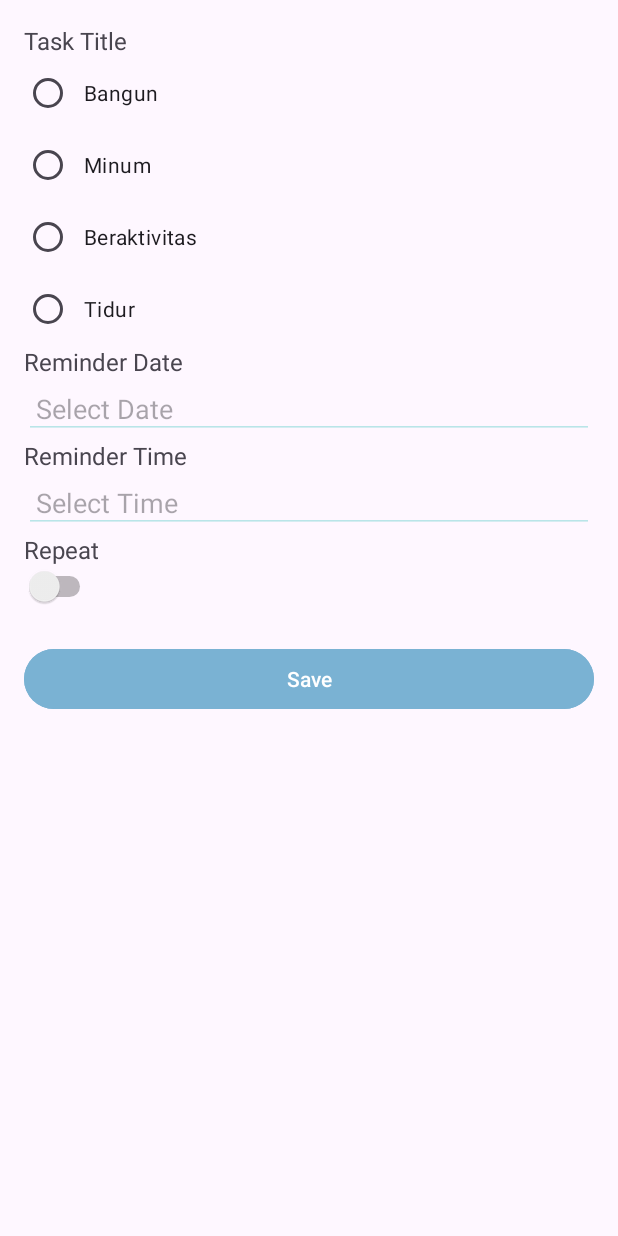
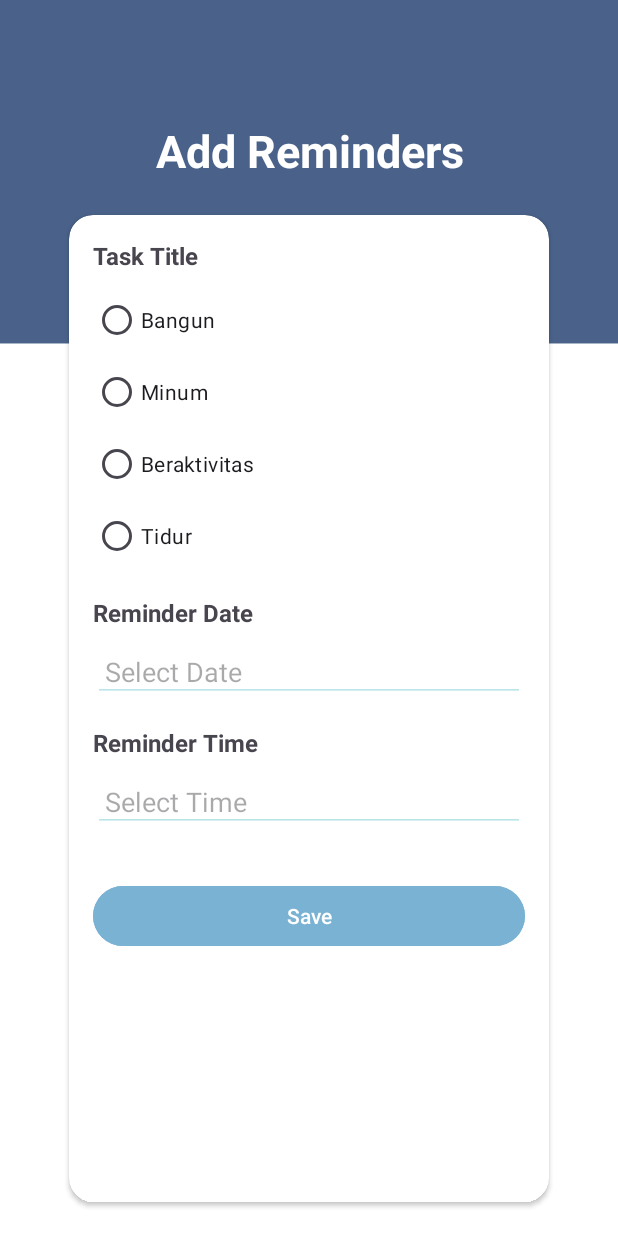
Before and after one commit to adyutaa/SeeHeart, an Android app built with Jetpack Compose: the ReminderActivity screen opened directly, with no data from a screen before it, after a tap on "Add Reminder", on a phone screen of 412 x 824 dp. Run offline under Robolectric (Android 15) with nearby library versions, the phone set to English and light mode, and no system bars; Roboto replaces fonts that are not available here.

Commit message:
alarm reminder be fe done

```diff
--- a/app/src/main/java/com/marshielo/seeheart/ReminderActivity.kt
+++ b/app/src/main/java/com/marshielo/seeheart/ReminderActivity.kt
@@ -3,6 +3,7 @@ package com.marshielo.seeheart
 import android.content.Intent
 import android.content.SharedPreferences
 import android.os.Bundle
+import android.widget.Button
 import android.widget.Toast
 import androidx.appcompat.app.AppCompatActivity
 import androidx.recyclerview.widget.LinearLayoutManager
@@ -10,7 +11,6 @@ import androidx.recyclerview.widget.RecyclerView
 import com.google.android.material.floatingactionbutton.FloatingActionButton
 import com.google.gson.Gson
 import com.google.gson.reflect.TypeToken
-
 
 class ReminderActivity : AppCompatActivity() {
 
@@ -21,21 +21,39 @@ class ReminderActivity : AppCompatActivity() {
         super.onCreate(savedInstanceState)
         setContentView(R.layout.activity_reminder)
 
-        // Initialize RecyclerView
+        // Inisialisasi RecyclerView
         val recyclerView = findViewById<RecyclerView>(R.id.recyclerViewReminder)
-        reminderAdapter = ReminderAdapter(reminderList) { reminder ->
-            // Mark reminder as complete
-            reminderList.remove(reminder)
-            reminderAdapter.notifyDataSetChanged()
+
+        // Inisialisasi adapter dengan callback
+        reminderAdapter = ReminderAdapter(reminderList, { reminder ->
+            // Callback untuk menandai reminder selesai
+            Toast.makeText(this, "${reminder.description} completed", Toast.LENGTH_SHORT).show()
+        }, {
+            // Callback untuk menyimpan reminders
             saveReminders()
-        }
+        })
+
         recyclerView.adapter = reminderAdapter
         recyclerView.layoutManager = LinearLayoutManager(this)
 
-        // Load initial data
+
+
+        // Load data dari SharedPreferences
         loadReminders()
 
-        // Add new reminder
+        // Tombol Clear Completed
+        findViewById<Button>(R.id.btnClearCompleted).setOnClickListener {
+            // Hapus semua reminder yang sudah selesai
+            reminderList.removeAll { it.isCompleted }
+
+            // Perbarui RecyclerView
+            reminderAdapter.notifyDataSetChanged()
+
+            // Simpan perubahan ke SharedPreferences
+            saveReminders()
+        }
+
+        // Floating Action Button untuk menambah reminder
         findViewById<FloatingActionButton>(R.id.fabAddReminder).setOnClickListener {
             val intent = Intent(this, AddReminderActivity::class.java)
             startActivity(intent)
@@ -49,17 +67,23 @@ class ReminderActivity : AppCompatActivity() {
         val taskTitle = intent.getStringExtra("taskTitle")
         val date = intent.getStringExtra("date")
         val time = intent.getStringExtra("time")
-        val isRepeat = intent.getBooleanExtra("isRepeat", false)
+        val iconRes = intent.getIntExtra("iconRes", R.drawable.ic_add) // Default to ic_add if not found
+
+        // Debugging: Print received values
+        println("Received Task Title: $taskTitle")
+        println("Received Date: $date")
+        println("Received Time: $time")
+        println("Received Icon Resource: $iconRes")
 
         // Only add if data is valid and not empty
         if (!taskTitle.isNullOrEmpty() && !date.isNullOrEmpty() && !time.isNullOrEmpty()) {
-            val newReminder = ReminderItem(R.drawable.ic_add, "$taskTitle\n$date\n$time")
+            val newReminder = ReminderItem(iconRes, "$taskTitle\n$date\n$time")
 
             // Check if reminder already exists to avoid duplicates
             if (!reminderList.contains(newReminder)) {
                 reminderList.add(newReminder)
                 reminderAdapter.notifyDataSetChanged()
-                saveReminders()  // Save reminders to SharedPreferences after adding new one
+                saveReminders() // Save reminders to SharedPreferences after adding new one
             } else {
                 Toast.makeText(this, "Reminder already exists!", Toast.LENGTH_SHORT).show()
             }
@@ -68,10 +92,11 @@ class ReminderActivity : AppCompatActivity() {
             intent.removeExtra("taskTitle")
             intent.removeExtra("date")
             intent.removeExtra("time")
-            intent.removeExtra("isRepeat")
+            intent.removeExtra("iconRes")
         }
     }
 
+    // Fungsi untuk memuat data dari SharedPreferences
     private fun loadReminders() {
         val sharedPreferences: SharedPreferences = getSharedPreferences("Reminders", MODE_PRIVATE)
         val gson = Gson()
@@ -80,12 +105,14 @@ class ReminderActivity : AppCompatActivity() {
         if (json != null) {
             val type = object : TypeToken<List<ReminderItem>>() {}.type
             val savedReminders: List<ReminderItem> = gson.fromJson(json, type)
-            reminderList.addAll(savedReminders)
+            reminderList.clear() // Bersihkan list sebelumnya
+            reminderList.addAll(savedReminders) // Tambahkan list yang disimpan
         }
 
         reminderAdapter.notifyDataSetChanged()
     }
 
+    // Fungsi untuk menyimpan data ke SharedPreferences
     private fun saveReminders() {
         val sharedPreferences: SharedPreferences = getSharedPreferences("Reminders", MODE_PRIVATE)
         val editor = sharedPreferences.edit()
--- a/app/src/main/java/com/marshielo/seeheart/ReminderItem.kt
+++ b/app/src/main/java/com/marshielo/seeheart/ReminderItem.kt
@@ -3,6 +3,7 @@ package com.marshielo.seeheart
 data class ReminderItem(
     val iconResId: Int,
     val description: String,
+    var isCompleted: Boolean = false // Status selesai (default: false)
 ) {
     override fun equals(other: Any?): Boolean {
         return if (other is ReminderItem) {
--- a/app/src/main/res/layout/activity_add_reminder.xml
+++ b/app/src/main/res/layout/activity_add_reminder.xml
@@ -4,56 +4,85 @@
     xmlns:tools="http://schemas.android.com/tools"
     android:layout_width="match_parent"
     android:layout_height="match_parent"
-    android:padding="16dp"
+    android:background="@drawable/backgroundaddreminder"
     tools:context=".AddReminderActivity">
 
-    <!-- Task Title Radio Group -->
+    <!-- Title -->
+
+    <!-- CardView for content -->
+
+    <TextView
+        android:id="@+id/tvTitle"
+        android:layout_width="wrap_content"
+        android:layout_height="wrap_content"
+        android:layout_marginTop="80dp"
+        android:text="Add Reminders"
+        android:textColor="@android:color/white"
+        android:textSize="30sp"
+        android:textStyle="bold"
+        app:layout_constraintEnd_toEndOf="parent"
+        app:layout_constraintHorizontal_bias="0.502"
+        app:layout_constraintStart_toStartOf="parent"
+        app:layout_constraintTop_toTopOf="parent" />
+
+    <androidx.cardview.widget.CardView
+        android:layout_width="320dp"
+        android:layout_height="wrap_content"
+        android:layout_margin="16dp"
+        android:backgroundTint="@android:color/white"
+        app:cardCornerRadius="16dp"
+        app:layout_constraintTop_toBottomOf="@id/tvTitle"
+        app:layout_constraintStart_toStartOf="parent"
+        app:layout_constraintEnd_toEndOf="parent"
+        app:layout_constraintBottom_toBottomOf="parent">
+
+        <LinearLayout
+            android:layout_width="match_parent"
+            android:layout_height="658dp"
+            android:orientation="vertical"
+            android:padding="16dp">
+
+            <!-- Task Title -->
             <TextView
                 android:id="@+id/tvTaskTitleLabel"
                 android:layout_width="wrap_content"
                 android:layout_height="wrap_content"
+                android:layout_marginBottom="8dp"
                 android:text="Task Title"
                 android:textSize="16sp"
-        android:layout_marginBottom="8dp"
-        app:layout_constraintTop_toTopOf="parent"
-        app:layout_constraintStart_toStartOf="parent" />
+                android:textStyle="bold" />
 
             <RadioGroup
                 android:id="@+id/rgTaskTitle"
-        android:layout_width="0dp"
+                android:layout_width="match_parent"
                 android:layout_height="wrap_content"
-        app:layout_constraintStart_toStartOf="parent"
-        app:layout_constraintEnd_toEndOf="parent"
-        app:layout_constraintTop_toBottomOf="@id/tvTaskTitleLabel"
+                android:layout_marginBottom="16dp"
                 android:orientation="vertical">
 
                 <RadioButton
                     android:id="@+id/rbBangun"
                     android:layout_width="wrap_content"
                     android:layout_height="wrap_content"
-            android:text="Bangun"
-            android:padding="8dp"/>
+                    android:text="Bangun" />
+
 
                 <RadioButton
                     android:id="@+id/rbMinum"
                     android:layout_width="wrap_content"
                     android:layout_height="wrap_content"
-            android:text="Minum"
-            android:padding="8dp"/>
+                    android:text="Minum" />
 
                 <RadioButton
                     android:id="@+id/rbBeraktivitas"
                     android:layout_width="wrap_content"
                     android:layout_height="wrap_content"
-            android:text="Beraktivitas"
-            android:padding="8dp"/>
+                    android:text="Beraktivitas" />
 
                 <RadioButton
                     android:id="@+id/rbTidur"
                     android:layout_width="wrap_content"
                     android:layout_height="wrap_content"
-            android:text="Tidur"
-            android:padding="8dp"/>
+                    android:text="Tidur" />
             </RadioGroup>
 
             <!-- Reminder Date -->
@@ -61,76 +90,50 @@
                 android:id="@+id/tvReminderDateLabel"
                 android:layout_width="wrap_content"
                 android:layout_height="wrap_content"
+                android:layout_marginBottom="8dp"
                 android:text="Reminder Date"
                 android:textSize="16sp"
-        android:layout_marginBottom="8dp"
-        app:layout_constraintTop_toBottomOf="@id/rgTaskTitle"
-        app:layout_constraintStart_toStartOf="parent" />
+                android:textStyle="bold" />
 
             <EditText
                 android:id="@+id/etReminderDate"
-        android:layout_width="0dp"
+                android:layout_width="match_parent"
                 android:layout_height="wrap_content"
+                android:layout_marginBottom="16dp"
+                android:backgroundTint="@color/primary"
+                android:focusable="false"
                 android:hint="Select Date"
-        android:focusable="false"
-        android:backgroundTint="@color/primary"
-        android:padding="8dp"
-        app:layout_constraintStart_toStartOf="parent"
-        app:layout_constraintEnd_toEndOf="parent"
-        app:layout_constraintTop_toBottomOf="@id/tvReminderDateLabel" />
+                android:padding="8dp" />
 
             <!-- Reminder Time -->
             <TextView
                 android:id="@+id/tvReminderTimeLabel"
                 android:layout_width="wrap_content"
                 android:layout_height="wrap_content"
+                android:layout_marginBottom="8dp"
                 android:text="Reminder Time"
                 android:textSize="16sp"
-        android:layout_marginBottom="8dp"
-        app:layout_constraintTop_toBottomOf="@id/etReminderDate"
-        app:layout_constraintStart_toStartOf="parent" />
+                android:textStyle="bold" />
 
             <EditText
                 android:id="@+id/etReminderTime"
-        android:layout_width="0dp"
+                android:layout_width="match_parent"
                 android:layout_height="wrap_content"
+                android:layout_marginBottom="16dp"
+                android:backgroundTint="@color/primary"
+                android:focusable="false"
                 android:hint="Select Time"
-        android:focusable="false"
-        android:backgroundTint="@color/primary"
-        android:padding="8dp"
-        app:layout_constraintStart_toStartOf="parent"
-        app:layout_constraintEnd_toEndOf="parent"
-        app:layout_constraintTop_toBottomOf="@id/tvReminderTimeLabel" />
-
-    <!-- Repeat Option -->
-    <TextView
-        android:id="@+id/tvRepeatLabel"
-        android:layout_width="wrap_content"
-        android:layout_height="wrap_content"
-        android:text="Repeat"
-        android:textSize="16sp"
-        android:layout_marginBottom="8dp"
-        app:layout_constraintTop_toBottomOf="@id/etReminderTime"
-        app:layout_constraintStart_toStartOf="parent" />
-
-    <Switch
-        android:id="@+id/switchRepeat"
-        android:layout_width="wrap_content"
-        android:layout_height="wrap_content"
-        app:layout_constraintStart_toStartOf="parent"
-        app:layout_constraintTop_toBottomOf="@id/tvRepeatLabel" />
+                android:padding="8dp" />
 
             <!-- Save Button -->
             <Button
                 android:id="@+id/btnSaveReminder"
                 android:layout_width="match_parent"
                 android:layout_height="wrap_content"
+                android:layout_marginTop="16dp"
+                android:backgroundTint="@color/secondary"
                 android:text="Save"
-        android:layout_marginTop="24dp"
-        android:backgroundTint="@color/secondary"
-        android:textColor="@android:color/white"
-        app:layout_constraintTop_toBottomOf="@id/switchRepeat"
-        app:layout_constraintStart_toStartOf="parent"
-        app:layout_constraintEnd_toEndOf="parent" />
-
+                android:textColor="@android:color/white" />
+        </LinearLayout>
+    </androidx.cardview.widget.CardView>
 </androidx.constraintlayout.widget.ConstraintLayout>
--- a/app/src/main/res/values/colors.xml
+++ b/app/src/main/res/values/colors.xml
@@ -26,5 +26,9 @@
         <color name="blue_variant">#A2D2DF</color> <!-- LightBlue2 -->
         <color name="dark_blue">#4A628A</color> <!-- Blue2 -->
 
+        <color name="colorButtonNormal">#3F51B5</color> <!-- Warna default -->
+        <color name="colorButtonPressed">#303F9F</color> <!-- Warna saat ditekan -->
+
+
 
 </resources>
```
Also changed, not shown: app/src/main/java/com/marshielo/seeheart/AddReminderActivity.kt (+21 -9 lines), app/src/main/java/com/marshielo/seeheart/ReminderAdapter.kt (+32 -6 lines), app/src/main/res/drawable/button_background.xml (added, +8 -0 lines), app/src/main/res/layout/activity_reminder.xml (+16 -4 lines), app/src/main/res/layout/item_reminder.xml (+28 -24 lines), app/src/main/res/drawable/backgroundaddreminder.png (added). Lines whose indentation alone changed are shown as unchanged.
